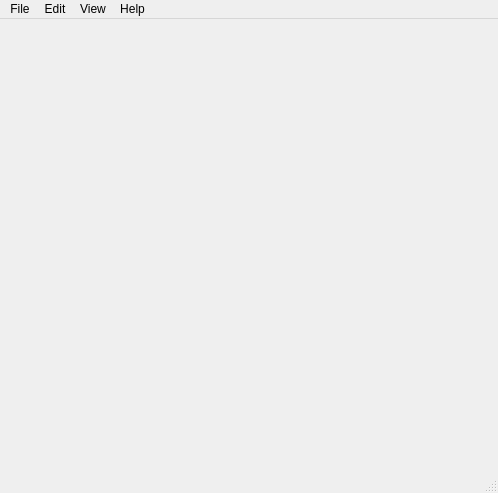
This is python/moltk/gui/moltk.ui in cmbruns/moltk as Qt 5 draws it before an edit. The edited form follows.
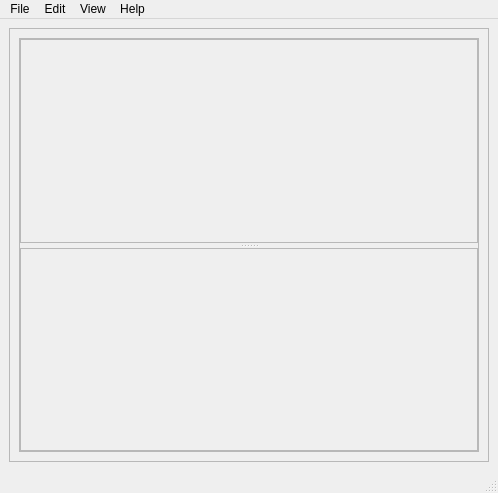
This is the edited form.

Commit message: Added splitter and frames to gui. Removed MoltkPythonModule target (resolves Issue #1)

The edit to the form file:
```diff
--- a/python/moltk/gui/moltk.ui
+++ b/python/moltk/gui/moltk.ui
@@ -13,7 +13,63 @@
   <property name="windowTitle">
    <string>MolTK: (no molecules)</string>
   </property>
-  <widget class="QWidget" name="centralwidget"/>
+  <widget class="QWidget" name="centralwidget">
+   <layout class="QHBoxLayout" name="horizontalLayout">
+    <item>
+     <widget class="QFrame" name="frame">
+      <property name="frameShape">
+       <enum>QFrame::StyledPanel</enum>
+      </property>
+      <property name="frameShadow">
+       <enum>QFrame::Raised</enum>
+      </property>
+      <layout class="QHBoxLayout" name="horizontalLayout_2">
+       <item>
+        <widget class="QSplitter" name="splitter">
+         <property name="frameShape">
+          <enum>QFrame::StyledPanel</enum>
+         </property>
+         <property name="frameShadow">
+          <enum>QFrame::Raised</enum>
+         </property>
+         <property name="orientation">
+          <enum>Qt::Vertical</enum>
+         </property>
+         <property name="opaqueResize">
+          <bool>true</bool>
+         </property>
+         <property name="handleWidth">
+          <number>5</number>
+         </property>
+         <widget class="QFrame" name="frame_2">
+          <property name="frameShape">
+           <enum>QFrame::StyledPanel</enum>
+          </property>
+          <property name="frameShadow">
+           <enum>QFrame::Raised</enum>
+          </property>
+          <property name="lineWidth">
+           <number>5</number>
+          </property>
+         </widget>
+         <widget class="QFrame" name="frame_3">
+          <property name="frameShape">
+           <enum>QFrame::StyledPanel</enum>
+          </property>
+          <property name="frameShadow">
+           <enum>QFrame::Raised</enum>
+          </property>
+          <property name="lineWidth">
+           <number>5</number>
+          </property>
+         </widget>
+        </widget>
+       </item>
+      </layout>
+     </widget>
+    </item>
+   </layout>
+  </widget>
   <widget class="QMenuBar" name="menubar">
    <property name="geometry">
     <rect>
```
The commit also changes 2 other files.
